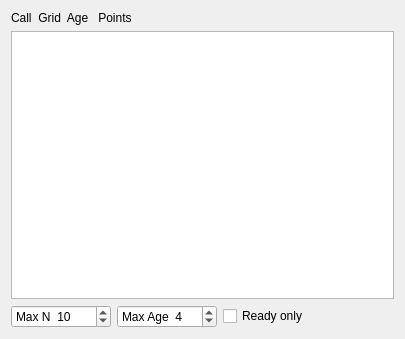
Before: the Qt Designer form widgets/activeStations.ui in saitohirga/WSJT-X, drawn with Qt 5.
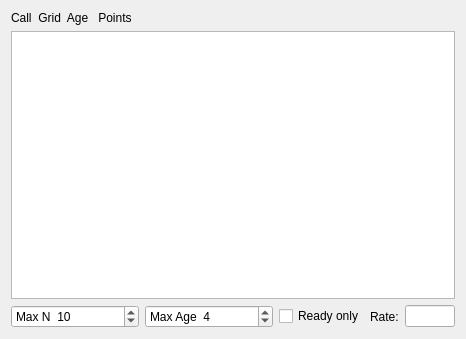
After: the same form once the commit is applied.

Commit message: Test the ActiveStations pointer before using it.  Add some Tool Tips.

Patch:
```diff
--- a/widgets/activeStations.ui
+++ b/widgets/activeStations.ui
@@ -6,7 +6,7 @@
    <rect>
     <x>0</x>
     <y>0</y>
-    <width>405</width>
+    <width>466</width>
     <height>339</height>
    </rect>
   </property>
@@ -18,44 +18,6 @@
     <layout class="QGridLayout" name="gridLayout">
      <item row="2" column="0">
       <layout class="QGridLayout" name="gridLayout_2">
-       <item row="0" column="0">
-        <widget class="QSpinBox" name="sbMaxRecent">
-         <property name="sizePolicy">
-          <sizepolicy hsizetype="Expanding" vsizetype="Fixed">
-           <horstretch>0</horstretch>
-           <verstretch>0</verstretch>
-          </sizepolicy>
-         </property>
-         <property name="minimumSize">
-          <size>
-           <width>100</width>
-           <height>0</height>
-          </size>
-         </property>
-         <property name="prefix">
-          <string>Max N  </string>
-         </property>
-         <property name="maximum">
-          <number>50</number>
-         </property>
-         <property name="value">
-          <number>10</number>
-         </property>
-        </widget>
-       </item>
-       <item row="0" column="3">
-        <spacer name="horizontalSpacer">
-         <property name="orientation">
-          <enum>Qt::Horizontal</enum>
-         </property>
-         <property name="sizeHint" stdset="0">
-          <size>
-           <width>40</width>
-           <height>20</height>
-          </size>
-         </property>
-        </spacer>
-       </item>
        <item row="0" column="1">
         <widget class="QSpinBox" name="sbMaxAge">
          <property name="sizePolicy">
@@ -66,7 +28,7 @@
          </property>
          <property name="minimumSize">
           <size>
-           <width>100</width>
+           <width>80</width>
            <height>0</height>
           </size>
          </property>
@@ -84,6 +46,34 @@
          </property>
         </widget>
        </item>
+       <item row="0" column="0">
+        <widget class="QSpinBox" name="sbMaxRecent">
+         <property name="sizePolicy">
+          <sizepolicy hsizetype="Expanding" vsizetype="Fixed">
+           <horstretch>0</horstretch>
+           <verstretch>0</verstretch>
+          </sizepolicy>
+         </property>
+         <property name="minimumSize">
+          <size>
+           <width>80</width>
+           <height>0</height>
+          </size>
+         </property>
+         <property name="toolTip">
+          <string>&lt;html&gt;&lt;head/&gt;&lt;body&gt;&lt;p&gt;Set maximum number of displayed lines.&lt;/p&gt;&lt;/body&gt;&lt;/html&gt;</string>
+         </property>
+         <property name="prefix">
+          <string>Max N  </string>
+         </property>
+         <property name="maximum">
+          <number>50</number>
+         </property>
+         <property name="value">
+          <number>10</number>
+         </property>
+        </widget>
+       </item>
        <item row="0" column="2">
         <widget class="QCheckBox" name="cbReadyOnly">
          <property name="text">
@@ -91,6 +81,26 @@
          </property>
         </widget>
        </item>
+       <item row="0" column="3">
+        <widget class="QLabel" name="label">
+         <property name="text">
+          <string>Rate:</string>
+         </property>
+        </widget>
+       </item>
+       <item row="0" column="4">
+        <widget class="QLineEdit" name="lineEdit">
+         <property name="maximumSize">
+          <size>
+           <width>50</width>
+           <height>16777215</height>
+          </size>
+         </property>
+         <property name="toolTip">
+          <string>&lt;html&gt;&lt;head/&gt;&lt;body&gt;&lt;p&gt;Rate of score increase, points per hour.&lt;/p&gt;&lt;/body&gt;&lt;/html&gt;</string>
+         </property>
+        </widget>
+       </item>
       </layout>
      </item>
      <item row="1" column="0">
```
Left out of the diff: 6 changed lines with no effect on the pictures. The commit also changes 1 other file.
